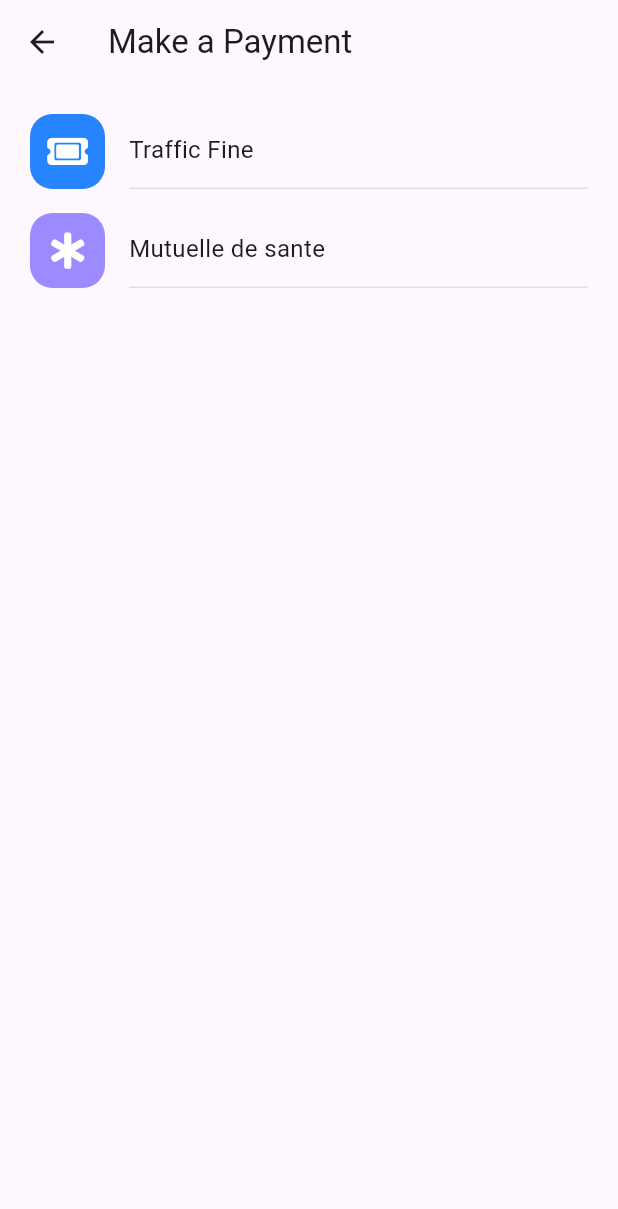
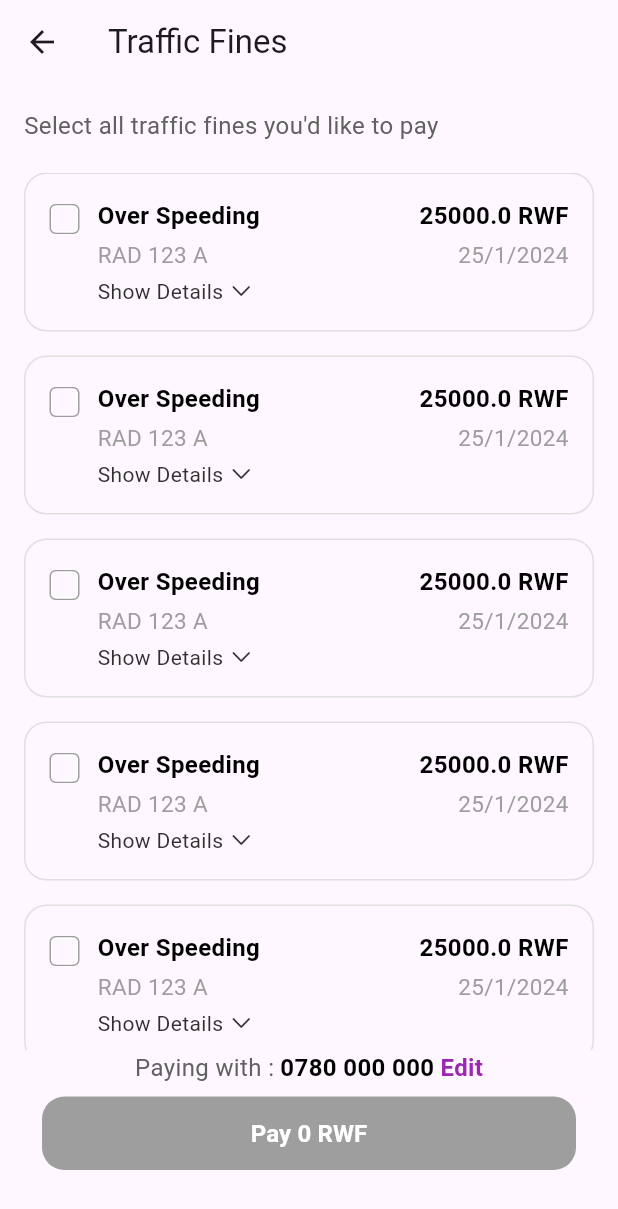
Before and after one commit to nkusikevin/pass-poc, a Flutter app: the MakePayments screen opened directly, after a tap on "Traffic Fine", on a phone screen of 412 x 824 dp. Shown: the top 1209 px of the screen. Run offline on Flutter 3.47's test engine with Material 3 defaults, Android fonts, the phone set to English and light mode, and no system bars; our stand-ins replace bloc, equatable, flutter_bloc, font_awesome_flutter.

Commit message:
added fines page

```diff
--- /dev/null
+++ b/lib/components/traffic_fines_card.dart
@@ -0,0 +1,275 @@
+import 'package:flutter/material.dart';
+import 'package:flutter/cupertino.dart';
+
+class TrafficFinesCard extends StatefulWidget {
+  final String offense;
+  final String fineId;
+  final String vehicleNumber;
+  final double amount;
+  final DateTime dueDate;
+  final int speed;
+  final String location;
+  final String imageUrl;
+  final bool isSelected;
+  final Function(String, bool, double) onSelected;
+  const TrafficFinesCard({super.key ,  required this.offense,
+    required this.vehicleNumber,
+    required this.amount,
+    required this.fineId,
+    required this.dueDate,
+    required this.speed,
+    required this.location,
+    required this.imageUrl,
+      required this.isSelected,
+    required this.onSelected,
+  });
+
+  @override
+  State<TrafficFinesCard> createState() => _TrafficFinesCardState();
+}
+
+class _TrafficFinesCardState extends State<TrafficFinesCard> {
+  bool value = false;
+  bool isExpanded = false;
+
+  @override
+  Widget build(BuildContext context) {
+    return AnimatedContainer(
+      duration: const Duration(milliseconds: 300),
+      curve: Curves.linear,
+      decoration: BoxDecoration(
+        borderRadius: BorderRadius.circular(15),
+        border: Border.all(color: Colors.grey.shade300),
+      ),
+      padding: const EdgeInsets.all(16),
+      margin: const EdgeInsets.only(bottom: 16),
+      child: Column(
+        children: [
+          Row(
+            crossAxisAlignment: CrossAxisAlignment.start,
+            children: <Widget>[
+              Container(
+                height: 20,
+                width: 20,
+                margin: const EdgeInsets.only(top: 4),
+                decoration: BoxDecoration(
+                  border: Border.all(
+                    color: widget.isSelected ? Colors.purple : Colors.grey,
+                  ),
+                  borderRadius: BorderRadius.circular(4),
+                ),
+                child: Checkbox(
+                  value: widget.isSelected,
+                  onChanged: (bool? newValue) {
+                    widget.onSelected(
+                      widget.fineId,
+                      newValue ?? false,
+                      widget.amount,
+                    );
+                  },
+                  activeColor: Colors.white,
+                  checkColor: Colors.purple,
+                  side: const BorderSide(color: Colors.white),
+                  shape: RoundedRectangleBorder(
+                    borderRadius: BorderRadius.circular(4),
+                  ),
+                ),
+              ),
+              const SizedBox(width: 12),
+              Expanded(
+                child: Column(
+                  crossAxisAlignment: CrossAxisAlignment.start,
+                  children: <Widget>[
+                     Text(
+                      widget.offense,
+                      style: const TextStyle(
+                        fontSize: 16,
+                        fontWeight: FontWeight.bold,
+                        color: Colors.black,
+                      ),
+                    ),
+                    const SizedBox(height: 4),
+                     Text(
+                      widget.vehicleNumber,
+                      style: const TextStyle(
+                        fontSize: 15,
+                        color: Colors.grey,
+                      ),
+                    ),
+                    const SizedBox(height: 4),
+                    GestureDetector(
+                      onTap: () {
+                        setState(() {
+                          isExpanded = !isExpanded;
+                        });
+                      },
+                      child: Row(
+                        children: [
+                          Text(
+                            isExpanded ? 'Hide Details' : 'Show Details',
+                            style: TextStyle(
+                              color: Colors.grey[850],
+                              fontSize: 14,
+                            ),
+                          ),
+                          const SizedBox(width: 4),
+                          Icon(
+                            size: 16,
+                            isExpanded
+                                ? CupertinoIcons.chevron_up
+                                : CupertinoIcons.chevron_down,
+                            color: Colors.grey[850],
+                          ),
+                        ],
+                      ),
+                    ),
+                  ],
+                ),
+              ),
+               Column(
+                crossAxisAlignment: CrossAxisAlignment.end,
+                children: <Widget>[
+                  Text(
+                    ' ${widget.amount} RWF',
+                    style: const TextStyle(
+                      fontSize: 16,
+                      fontWeight: FontWeight.bold,
+                      color: Colors.black,
+                    ),
+                  ),
+                  const SizedBox(height: 4),
+                  Text(
+                    ' ${widget.dueDate.day}/${widget.dueDate.month}/${widget.dueDate.year}',
+                    style: const TextStyle(
+                      fontSize: 15,
+                      color: Colors.grey,
+                    ),
+                  ),
+                ],
+              ),
+            ],
+          ),
+          AnimatedSize(
+            duration: const Duration(milliseconds: 300),
+            curve: Curves.linear,
+            child: isExpanded
+                ? Container(
+                    margin: const EdgeInsets.only(top: 8),
+                    padding: const EdgeInsets.all(8),
+                    decoration: BoxDecoration(
+                      borderRadius: BorderRadius.circular(15),
+                    ),
+                    alignment: Alignment.centerLeft,
+                    child: Column(
+                      crossAxisAlignment: CrossAxisAlignment.start,
+                      children: <Widget>[
+                        const Divider(),
+                        const SizedBox(height: 8),
+                        Text.rich(
+                          TextSpan(
+                            children: [
+                              TextSpan(
+                                text: 'Offense: ',
+                                style: TextStyle(
+                                  fontSize: 16,
+                                  color: Colors.grey[700],
+                                ),
+                              ),
+                               TextSpan(
+                                text: widget.offense,
+                                style: const TextStyle(
+                                  fontSize: 16,
+                                  color: Colors.black,
+                                ),
+                              ),
+                            ],
+                          ),
+                        ),
+                        const SizedBox(height: 8),
+                        Text.rich(
+                          TextSpan(
+                            children: [
+                              TextSpan(
+                                text: 'Speed: ',
+                                style: TextStyle(
+                                  fontSize: 15,
+                                  color: Colors.grey[700],
+                                ),
+                              ),
+                               TextSpan(
+                                text: '${widget.speed} KM/H',
+                                style: const TextStyle(
+                                  fontSize: 15,
+                                  color: Colors.black,
+                                ),
+                              ),
+                            ],
+                          ),
+                        ),
+                        const SizedBox(height: 8),
+                        Text.rich(
+                          TextSpan(
+                            children: [
+                              TextSpan(
+                                text: 'Where: ',
+                                style: TextStyle(
+                                  fontSize: 15,
+                                  color: Colors.grey[700],
+                                ),
+                              ),
+                               TextSpan(
+                                text: widget.location ,
+                                style:const  TextStyle(
+                                  fontSize: 15,
+                                  color: Colors.black,
+                                ),
+                              ),
+                            ],
+                          ),
+                        ),
+                        const SizedBox(height: 8),
+                        Text.rich(
+                          TextSpan(
+                            children: [
+                              TextSpan(
+                                text: 'Pay Before: ',
+                                style: TextStyle(
+                                  fontSize: 15,
+                                  color: Colors.grey[700],
+                                ),
+                              ),
+                               TextSpan(
+                                text: '${widget.dueDate.day}/${widget.dueDate.month}/${widget.dueDate.year}',
+                                style: const TextStyle(
+                                  fontSize: 15,
+                                  color: Colors.black,
+                                ),
+                              ),
+                            ],
+                          ),
+                        ),
+                        const SizedBox(height: 12),
+                        Container(
+                          height: 130,
+                          width: double.infinity,
+                          decoration: BoxDecoration(
+                            borderRadius: BorderRadius.circular(15),
+                          ),
+                          child: ClipRRect(
+                            borderRadius: BorderRadius.circular(15),
+                            child: Image.asset(
+                              widget.imageUrl,
+                              fit: BoxFit.cover,
+                            ),
+                          ),
+                        )
+                      ],
+                    ),
+                  )
+                : const SizedBox.shrink(),
+          )
+        ],
+      ),
+    );
+  }
+}
--- a/lib/pages/make_payments.dart
+++ b/lib/pages/make_payments.dart
@@ -1,6 +1,7 @@
 import 'package:flutter/material.dart';
 import 'package:font_awesome_flutter/font_awesome_flutter.dart';
 import 'package:ipass_poc/components/payment_card.dart';
+import 'package:ipass_poc/pages/traffic/page.dart';
 
 import 'mutuelle/page.dart';
 
@@ -24,7 +25,11 @@ class MakePayments extends StatelessWidget {
                 icon: FontAwesomeIcons.ticket,
                 color: Color(0xFF2684FF),
                 onTap: () {
-                  // Handle traffic fine payment
+                  Navigator.push(
+                    context,
+                    MaterialPageRoute(
+                        builder: (context) => const TrafficFines()),
+                  );
                 },
               ),
               const SizedBox(height: 16.0),
--- a/lib/pages/mutuelle/page.dart
+++ b/lib/pages/mutuelle/page.dart
@@ -50,8 +50,7 @@ class MutuellePage extends StatelessWidget {
                     {
                       "key": "AMOUNT",
                       "type": "custom-input",
-                     "hideExpression":
-                          "model.NID_NUMBER == null || model.NID_NUMBER.trim().isEmpty",
+                      "hideExpression": "model.NID_NUMBER == null",
                       "templateOptions": {
                         "required": true,
                         "textlabel": "Amount to pay",
--- /dev/null
+++ b/lib/pages/traffic/page.dart
@@ -0,0 +1,126 @@
+import 'package:flutter/material.dart';
+import 'package:ipass_poc/components/traffic_fines_card.dart';
+
+class TrafficFines extends StatefulWidget {
+  const TrafficFines({super.key});
+
+  @override
+  State<TrafficFines> createState() => _TrafficFinesState();
+}
+
+class _TrafficFinesState extends State<TrafficFines> {
+  List<String> selectedFinesIds = [];
+  double totalAmount = 0;
+
+  void _handleFineSelection(String fineId, bool isSelected, double amount) {
+    setState(() {
+      if (isSelected) {
+        if (!selectedFinesIds.contains(fineId)) {
+          selectedFinesIds.add(fineId);
+          totalAmount += amount;
+        }
+      } else {
+        selectedFinesIds.remove(fineId);
+        totalAmount -= amount;
+      }
+    });
+  }
+
+  @override
+  Widget build(BuildContext context) {
+    return Scaffold(
+      appBar: AppBar(
+        title: const Text('Traffic Fines'),
+      ),
+      body: Padding(
+        padding: const EdgeInsets.all(16),
+        child: Column(
+          crossAxisAlignment: CrossAxisAlignment.start,
+          children: [
+            Text(
+              "Select all traffic fines you'd like to pay",
+              style: TextStyle(
+                fontSize: 16,
+                color: Colors.grey.shade700,
+              ),
+            ),
+            const SizedBox(height: 20),
+            Expanded(
+              child: ListView.builder(
+                itemCount: 5,
+                itemBuilder: (context, index) {
+                  return TrafficFinesCard(
+                    offense: 'Over Speeding',
+                    vehicleNumber: 'RAD 123 A',
+                    amount: 25000,
+                    dueDate: DateTime(2024, 01, 25, 20, 0),
+                    speed: 60,
+                    location: 'Nyarutarama, Green Hills Academy',
+                    imageUrl: 'assets/images/car.jpg',
+                    fineId: 'fine_$index',
+                    isSelected: selectedFinesIds.contains('fine_$index'),
+                    onSelected: _handleFineSelection,
+                  );
+                },
+              ),
+            ),
+            Center(
+              child: Row(
+                mainAxisAlignment: MainAxisAlignment.center,
+                children: [
+                  Text(
+                    'Paying with :',
+                    style: TextStyle(
+                      fontSize: 16,
+                      color: Colors.grey.shade700,
+                    ),
+                  ),
+                  const SizedBox(width: 4),
+                  const Text(
+                    '0780 000 000',
+                    style: TextStyle(
+                      fontSize: 16,
+                      color: Colors.black,
+                      fontWeight: FontWeight.bold,
+                    ),
+                  ),
+                  const SizedBox(width: 4),
+                  const Text(
+                    'Edit',
+                    style: TextStyle(
+                      fontSize: 16,
+                      color: Colors.purple,
+                      fontWeight: FontWeight.bold,
+                    ),
+                  ),
+                ],
+              ),
+            ),
+            TextButton(
+              onPressed: () {},
+              child: Container(
+                padding: const EdgeInsets.all(13),
+                width: double.infinity,
+                margin: const EdgeInsets.only(bottom: 20),
+                decoration: BoxDecoration(
+                  color: selectedFinesIds.isNotEmpty ? Colors.purple : Colors.grey,
+                  borderRadius: BorderRadius.circular(15),
+                ),
+                child: Center(
+                  child: Text(
+                    'Pay ${totalAmount.toStringAsFixed(0)} RWF',
+                    style: const TextStyle(
+                      color: Colors.white,
+                      fontSize: 16,
+                      fontWeight: FontWeight.bold,
+                    ),
+                  ),
+                ),
+              ),
+            )
+          ],
+        ),
+      ),
+    );
+  }
+}
--- a/pubspec.yaml
+++ b/pubspec.yaml
@@ -28,3 +28,6 @@ dev_dependencies:
 
 flutter:
   uses-material-design: true
+  assets:
+    - assets/
+    - assets/images/
```
Also changed, not shown: assets/images/car.jpg (added), 15 other files.
